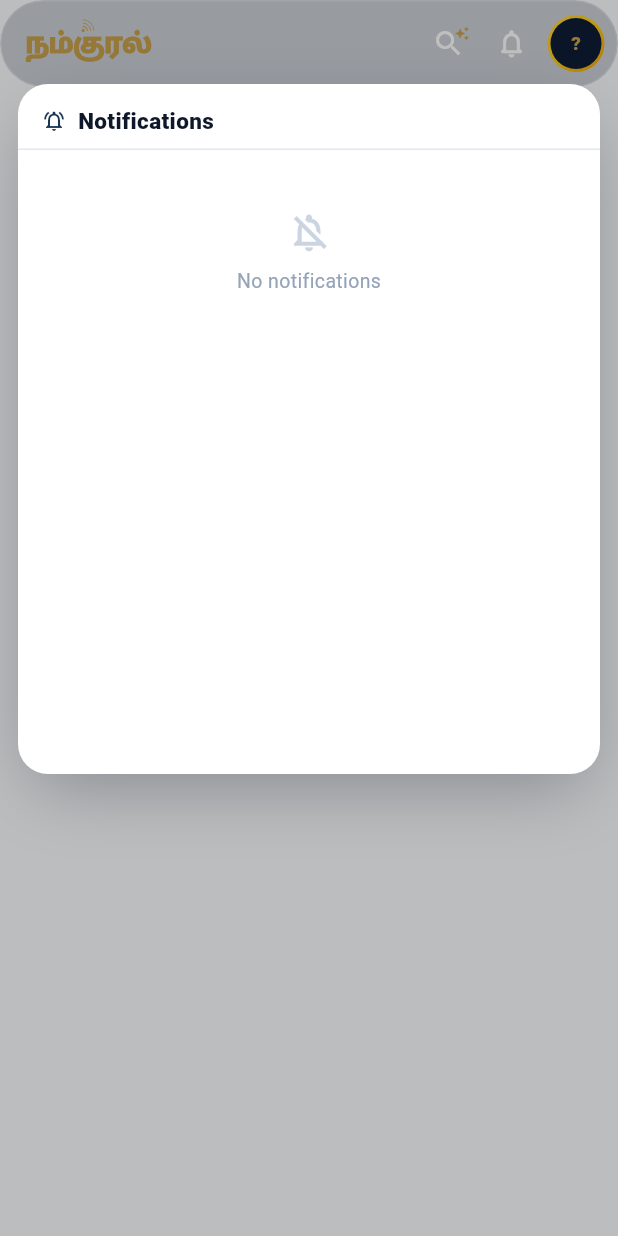
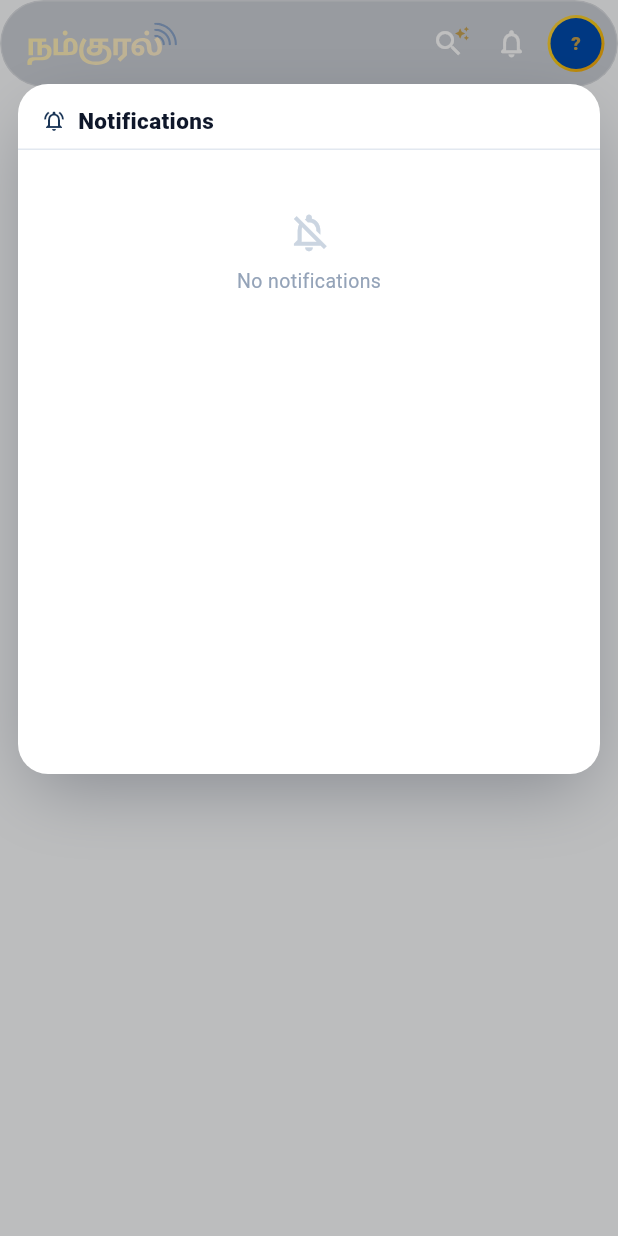
Before and after one commit to quazrelevate-god/nmkrl-v1, a Flutter app: the ProfileHeader widget shown alone on an empty page, opened directly, after a tap on the "notifications none" icon, on a phone screen of 412 x 824 dp. Run offline on Flutter 3.47's test engine with Material 3 defaults, Android fonts, the phone set to English and light mode, and no system bars; our stand-ins replace audioplayers, dio, flutter_map, flutter_riverpod, flutter_svg, geolocator and 4 more; missing offline and left inert: record; accounts and stored records are empty; network calls fail.

Commit message:
mobile: pixel refinements to the citizen home against the reference
Logo — use the supplied asset, never redraw
- Added flutter_svg and installed the provided wordmark SVG as
  assets/brand/nammakural_wordmark.svg, cropped to the artwork's bbox via the
  root viewBox (the export sat in an 810x1440 canvas).
- The exporter draws the lettering as a gradient rect masked by glyph paths
  pushed through an feColorMatrix; flutter_svg has no filter support, so the
  mask resolved to black and nothing rendered. Removed the filter and authored
  the mask content white instead — an equivalent construction that leaves every
  glyph path untouched.
- New BrandLogo widget renders it in the home app bar in place of the
  text-drawn BrandMark (fonts are no longer used for the mark).

Bottom CTA — a flat footer, not a card
- The CTA is now the BOTTOM layer of the stack: edge to edge, perfectly flat
  top edge, zero border radius.
- The white sheet is inset so it stops partway down the plate, and it owns the
  only rounded corners in the composition (all four, 22px) — so it overlaps the
  blue exactly as the reference does.
- Glow re-centred on the band left visible below the sheet.

Status pills
- Content is left aligned rather than centred.
- Dropped the FittedBox: it scaled "IN-PROGRESS" down, which dropped its
  baseline below the other two. All three now share one 10.5px size, so heights,
  padding, spacing and baselines match exactly.

Brand blue
- Sampled #004AAD straight from the logo SVG's signal arcs and added it as
  NkColors.refBlue (+ refBlueDeep / refBlueGlow for the CTA plate).
- Applied to the In-Progress filter pill, the FORWARDED / IN_PROGRESS status
  chips and map pins, the avatar and the ward badge, replacing the approximated
  periwinkle/navy tones.

flutter analyze clean; verified on the iOS simulator.

```diff
--- a/mobile/lib/core/theme.dart
+++ b/mobile/lib/core/theme.dart
@@ -13,6 +13,17 @@ class NkColors {
   static const brand = Color(0xFF1A3556);
   static const brand700 = Color(0xFF132844);
   static const brandDark = Color(0xFF0D1D34);
+
+  /// The brand blue, sampled straight from the supplied logo SVG (the signal
+  /// arcs are filled `#004AAD`). This is the single source of truth for every
+  /// blue accent — chips, avatar ring, buttons and labels — so nothing
+  /// approximates it any more.
+  static const refBlue = Color(0xFF004AAD);
+
+  /// Darkened brand blue for the bottom CTA plate, and the lighter tone its
+  /// centre glow blooms to. Both sit on the same hue line as [refBlue].
+  static const refBlueDeep = Color(0xFF0A1F45);
+  static const refBlueGlow = Color(0xFF12356E);
 
   // Gold accent (cover emblem tone)
   static const gold100 = Color(0xFFF2E4BC);
--- a/mobile/lib/features/home/widgets/profile_header.dart
+++ b/mobile/lib/features/home/widgets/profile_header.dart
@@ -36,7 +36,7 @@ class ProfileHeader extends ConsumerWidget {
       child: Row(
         mainAxisAlignment: MainAxisAlignment.spaceBetween,
         children: [
-          const BrandMark(color: NkColors.gold300, fontSize: 20),
+          const BrandLogo(height: 30),
           Row(
             mainAxisSize: MainAxisSize.min,
             children: [
@@ -157,7 +157,8 @@ class _ProfileAvatar extends StatelessWidget {
           width: 34,
           alignment: Alignment.center,
           decoration: const BoxDecoration(
-            color: NkColors.brandDark,
+            // Brand blue from the logo SVG, not an approximated navy.
+            color: NkColors.refBlue,
             shape: BoxShape.circle,
           ),
           child: Text(
--- a/mobile/lib/features/shared/wave_mark.dart
+++ b/mobile/lib/features/shared/wave_mark.dart
@@ -1,8 +1,31 @@
 import 'dart:math' as math;
 
 import 'package:flutter/material.dart';
+import 'package:flutter_svg/flutter_svg.dart';
 
 import '../../core/theme.dart';
+
+/// The supplied நம்குரல் wordmark, rendered from its ORIGINAL vector asset —
+/// cream gradient lettering plus the `#004AAD` signal arcs. Never redraw this
+/// with text/fonts: the asset is the source of truth for the brand mark.
+///
+/// The artwork's own aspect ratio is ~782:230, so callers size it by [height]
+/// and the width follows.
+class BrandLogo extends StatelessWidget {
+  const BrandLogo({super.key, this.height = 30});
+
+  final double height;
+
+  @override
+  Widget build(BuildContext context) {
+    return SvgPicture.asset(
+      'assets/brand/nammakural_wordmark.svg',
+      height: height,
+      fit: BoxFit.contain,
+      alignment: Alignment.centerLeft,
+    );
+  }
+}
 
 /// The gold "signal wave" brand mark — a dot with three concentric arcs
 /// opening up-and-right (port of the WaveMark SVG used on splash/login/home).
--- a/mobile/pubspec.yaml
+++ b/mobile/pubspec.yaml
@@ -31,6 +31,8 @@ dependencies:
   shared_preferences: ^2.3.3
   # Open the grievance location in the native maps app
   url_launcher: ^6.3.1
+  # Render the supplied நம்குரல் wordmark from its original vector asset
+  flutter_svg: ^2.0.10+1
 
 dev_dependencies:
   flutter_test:
@@ -41,3 +43,4 @@ flutter:
   uses-material-design: true
   assets:
     - assets/community/
+    - assets/brand/
```
Also changed, not shown: mobile/lib/domain/status_meta.dart (+8 -8 lines), mobile/lib/features/home/home_screen.dart (+65 -48 lines), mobile/assets/brand/nammakural_wordmark.svg (added), mobile/pubspec.lock.
